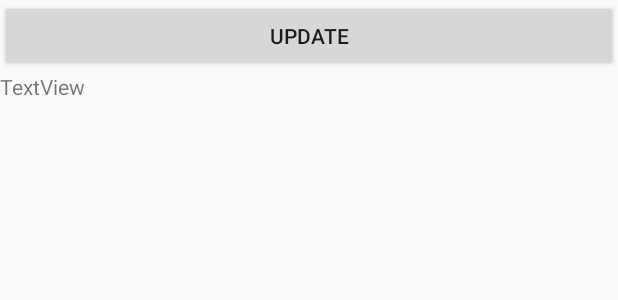
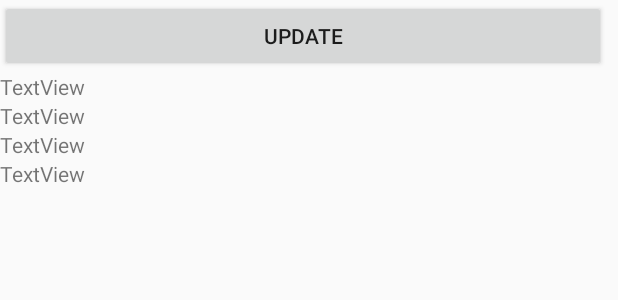
Before and after one commit to wmhuber2/CS125_Final_Project, an Android app: the layout activity_main.xml on its own in the app's theme, with its tools: preview values and no code run, on a phone screen of 412 x 824 dp. Shown: the top 300 px of the screen. Run offline under Robolectric (Android 15) with nearby library versions, the phone set to English and light mode, and no system bars; network calls fail.

Commit message:
Updated With View.

```diff
--- a/app/src/main/res/layout/activity_main.xml
+++ b/app/src/main/res/layout/activity_main.xml
@@ -8,8 +8,12 @@
 
     <LinearLayout
         android:layout_width="match_parent"
-        android:layout_height="match_parent"
-        android:orientation="vertical">
+        android:layout_height="wrap_content"
+        android:layout_marginEnd="8dp"
+        android:layout_marginRight="8dp"
+        android:orientation="vertical"
+        app:layout_constraintEnd_toEndOf="parent"
+        app:layout_constraintTop_toTopOf="parent">
 
         <Button
             android:id="@+id/RefreshPage"
@@ -17,21 +21,51 @@
             android:layout_height="wrap_content"
             android:text="Update" />
 
-        <ScrollView
+        <ScrollView xmlns:android="http://schemas.android.com/apk/res/android"
+            android:id="@+id/ScrollView"
+            style="@android:style/Widget.DeviceDefault.Light.ScrollView"
             android:layout_width="match_parent"
-            android:layout_height="match_parent">
+            android:layout_height="fill_parent"
+            android:baselineAligned="false"
+            android:scrollbarStyle="insideOverlay"
+            android:scrollbars="horizontal"
+            android:visibility="visible">
 
             <LinearLayout
+                android:id="@+id/linearLayout1"
                 android:layout_width="match_parent"
                 android:layout_height="wrap_content"
-                android:orientation="vertical" >
+                android:layout_gravity="center_vertical|center_horizontal"
+                android:orientation="vertical">
 
                 <TextView
-                    android:id="@+id/weatherOutput"
+                    android:id="@+id/textView1"
                     android:layout_width="match_parent"
-                    android:layout_height="match_parent"
+                    android:layout_height="wrap_content"
+                    android:text="TextView" />
+
+                <TextView
+                    android:id="@+id/textView4"
+                    android:layout_width="match_parent"
+                    android:layout_height="wrap_content"
+                    android:text="TextView" />
+
+                <TextView
+                    android:id="@+id/textView3"
+                    android:layout_width="match_parent"
+                    android:layout_height="wrap_content"
+                    android:text="TextView" />
+
+                <TextView
+                    android:id="@+id/textView2"
+                    android:layout_width="match_parent"
+                    android:layout_height="wrap_content"
                     android:text="TextView" />
             </LinearLayout>
+
         </ScrollView>
+
+
     </LinearLayout>
+
 </android.support.constraint.ConstraintLayout>
```
Also changed, not shown: app/src/main/java/edu/illinois/cs125/cs125_finalproject/MainActivity.java (+59 -98 lines).
